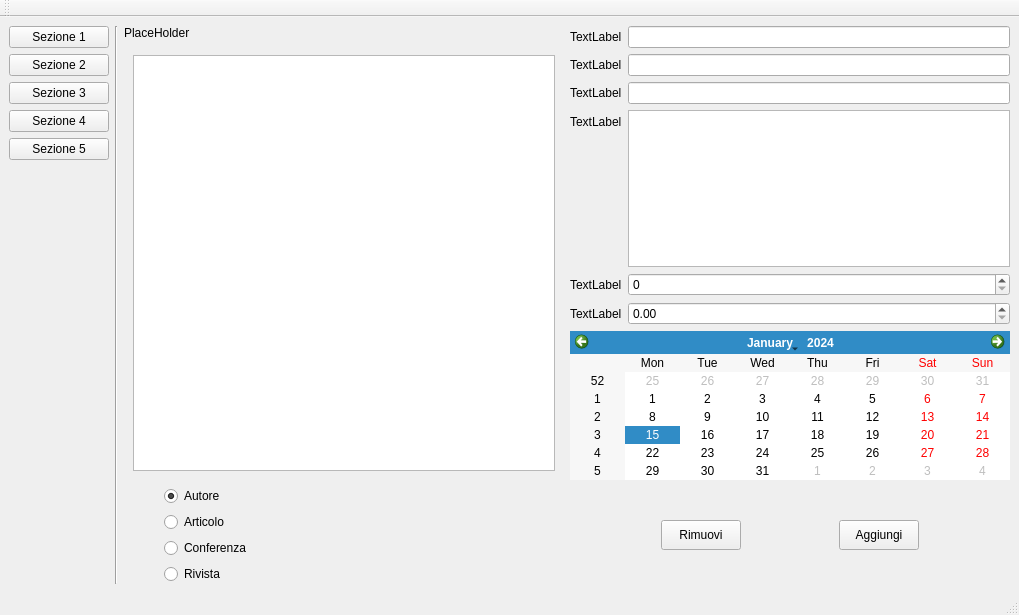
Old version of the form Progetto/mainwindow.ui in the repository simoven/ProgettoPO.
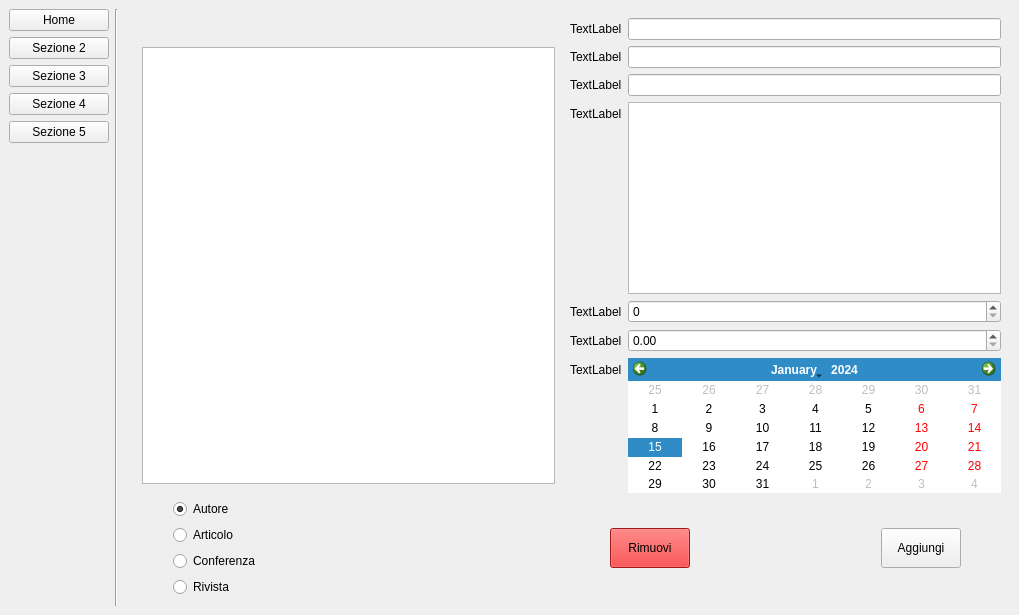
New version of the form.

```diff
--- a/Progetto/mainwindow.ui
+++ b/Progetto/mainwindow.ui
@@ -32,7 +32,7 @@
          </size>
         </property>
         <property name="text">
-         <string>Sezione 1</string>
+         <string>Home</string>
         </property>
        </widget>
       </item>
@@ -135,7 +135,163 @@
      </widget>
     </item>
     <item>
+     <widget class="QStackedWidget" name="mainStacked">
+      <property name="currentIndex">
+       <number>0</number>
+      </property>
+      <widget class="QWidget" name="pageMain">
+       <layout class="QHBoxLayout" name="horizontalLayout_4">
+        <item>
      <layout class="QGridLayout" name="gridLayout">
+          <item row="0" column="0">
+           <layout class="QVBoxLayout" name="verticalLayout_2">
+            <item>
+             <widget class="QLabel" name="labelStacked">
+              <property name="text">
+               <string/>
+              </property>
+             </widget>
+            </item>
+            <item>
+             <widget class="QStackedWidget" name="listStacked">
+              <property name="currentIndex">
+               <number>0</number>
+              </property>
+              <widget class="QWidget" name="pageAutore">
+               <layout class="QVBoxLayout" name="verticalLayout_3">
+                <item>
+                 <widget class="QListWidget" name="widgetAutore"/>
+                </item>
+               </layout>
+              </widget>
+              <widget class="QWidget" name="pageRivista">
+               <layout class="QVBoxLayout" name="verticalLayout_7">
+                <item>
+                 <widget class="QListWidget" name="widgetRivista"/>
+                </item>
+               </layout>
+              </widget>
+              <widget class="QWidget" name="pageConferenza">
+               <layout class="QVBoxLayout" name="verticalLayout_8">
+                <item>
+                 <widget class="QListWidget" name="widgetConferenza"/>
+                </item>
+               </layout>
+              </widget>
+              <widget class="QWidget" name="pageArticolo">
+               <layout class="QVBoxLayout" name="verticalLayout_6">
+                <item>
+                 <widget class="QListWidget" name="widgetArticolo"/>
+                </item>
+               </layout>
+              </widget>
+             </widget>
+            </item>
+           </layout>
+          </item>
+          <item row="0" column="1">
+           <layout class="QVBoxLayout" name="verticalForm">
+            <item>
+             <layout class="QFormLayout" name="formLayout">
+              <item row="0" column="0">
+               <widget class="QLabel" name="label1">
+                <property name="text">
+                 <string>TextLabel</string>
+                </property>
+               </widget>
+              </item>
+              <item row="0" column="1">
+               <widget class="QLineEdit" name="lineEdit1"/>
+              </item>
+              <item row="1" column="0">
+               <widget class="QLabel" name="label2">
+                <property name="text">
+                 <string>TextLabel</string>
+                </property>
+               </widget>
+              </item>
+              <item row="1" column="1">
+               <widget class="QLineEdit" name="lineEdit2"/>
+              </item>
+              <item row="2" column="0">
+               <widget class="QLabel" name="label3">
+                <property name="text">
+                 <string>TextLabel</string>
+                </property>
+               </widget>
+              </item>
+              <item row="2" column="1">
+               <widget class="QLineEdit" name="lineEdit3"/>
+              </item>
+              <item row="3" column="0">
+               <widget class="QLabel" name="label4">
+                <property name="text">
+                 <string>TextLabel</string>
+                </property>
+               </widget>
+              </item>
+              <item row="3" column="1">
+               <widget class="QPlainTextEdit" name="plainText"/>
+              </item>
+              <item row="4" column="0">
+               <widget class="QLabel" name="label5">
+                <property name="text">
+                 <string>TextLabel</string>
+                </property>
+               </widget>
+              </item>
+              <item row="4" column="1">
+               <widget class="QSpinBox" name="spinBox"/>
+              </item>
+              <item row="5" column="0">
+               <widget class="QLabel" name="label6">
+                <property name="text">
+                 <string>TextLabel</string>
+                </property>
+               </widget>
+              </item>
+              <item row="5" column="1">
+               <widget class="QDoubleSpinBox" name="doubleSpinBox"/>
+              </item>
+              <item row="6" column="1">
+               <widget class="QCalendarWidget" name="calendarWidget">
+                <property name="maximumSize">
+                 <size>
+                  <width>450</width>
+                  <height>400</height>
+                 </size>
+                </property>
+                <property name="gridVisible">
+                 <bool>false</bool>
+                </property>
+                <property name="selectionMode">
+                 <enum>QCalendarWidget::SingleSelection</enum>
+                </property>
+                <property name="horizontalHeaderFormat">
+                 <enum>QCalendarWidget::NoHorizontalHeader</enum>
+                </property>
+                <property name="verticalHeaderFormat">
+                 <enum>QCalendarWidget::NoVerticalHeader</enum>
+                </property>
+                <property name="navigationBarVisible">
+                 <bool>true</bool>
+                </property>
+                <property name="dateEditEnabled">
+                 <bool>false</bool>
+                </property>
+               </widget>
+              </item>
+              <item row="6" column="0">
+               <widget class="QLabel" name="label7">
+                <property name="text">
+                 <string>TextLabel</string>
+                </property>
+               </widget>
+              </item>
+             </layout>
+            </item>
+           </layout>
+          </item>
       <item row="2" column="0">
        <layout class="QHBoxLayout" name="horizontalLayout_3">
         <item>
@@ -211,6 +367,9 @@
           <property name="orientation">
            <enum>Qt::Horizontal</enum>
           </property>
+              <property name="sizeType">
+               <enum>QSizePolicy::Minimum</enum>
+              </property>
           <property name="sizeHint" stdset="0">
            <size>
             <width>40</width>
@@ -223,10 +382,16 @@
          <widget class="QPushButton" name="pushButton_2">
           <property name="minimumSize">
            <size>
-            <width>40</width>
-            <height>30</height>
-           </size>
-          </property>
+                <width>70</width>
+                <height>40</height>
+               </size>
+              </property>
+              <property name="styleSheet">
+               <string notr="true">background-color : rgb(224, 33, 33);
+
+
+</string>
+              </property>
           <property name="text">
            <string>Rimuovi</string>
           </property>
@@ -237,6 +402,9 @@
           <property name="orientation">
            <enum>Qt::Horizontal</enum>
           </property>
+              <property name="sizeType">
+               <enum>QSizePolicy::Expanding</enum>
+              </property>
           <property name="sizeHint" stdset="0">
            <size>
             <width>40</width>
@@ -249,8 +417,8 @@
          <widget class="QPushButton" name="pushButton">
           <property name="minimumSize">
            <size>
-            <width>40</width>
-            <height>30</height>
+                <width>70</width>
+                <height>40</height>
            </size>
           </property>
           <property name="text">
@@ -263,6 +431,9 @@
           <property name="orientation">
            <enum>Qt::Horizontal</enum>
           </property>
+              <property name="sizeType">
+               <enum>QSizePolicy::Minimum</enum>
+              </property>
           <property name="sizeHint" stdset="0">
            <size>
             <width>40</width>
@@ -273,121 +444,12 @@
         </item>
        </layout>
       </item>
-      <item row="0" column="1">
-       <layout class="QVBoxLayout" name="verticalLayout_5">
-        <item>
-         <layout class="QFormLayout" name="formLayout">
-          <item row="0" column="0">
-           <widget class="QLabel" name="label1">
-            <property name="text">
-             <string>TextLabel</string>
-            </property>
-           </widget>
-          </item>
-          <item row="0" column="1">
-           <widget class="QLineEdit" name="lineEdit1"/>
-          </item>
-          <item row="1" column="0">
-           <widget class="QLabel" name="label2">
-            <property name="text">
-             <string>TextLabel</string>
-            </property>
-           </widget>
-          </item>
-          <item row="1" column="1">
-           <widget class="QLineEdit" name="lineEdit2"/>
-          </item>
-          <item row="2" column="0">
-           <widget class="QLabel" name="label3">
-            <property name="text">
-             <string>TextLabel</string>
-            </property>
-           </widget>
-          </item>
-          <item row="2" column="1">
-           <widget class="QLineEdit" name="lineEdit3"/>
-          </item>
-          <item row="3" column="0">
-           <widget class="QLabel" name="label4">
-            <property name="text">
-             <string>TextLabel</string>
-            </property>
-           </widget>
-          </item>
-          <item row="3" column="1">
-           <widget class="QPlainTextEdit" name="plainText"/>
-          </item>
-          <item row="4" column="1">
-           <widget class="QSpinBox" name="spinBox"/>
-          </item>
-          <item row="4" column="0">
-           <widget class="QLabel" name="label_2">
-            <property name="text">
-             <string>TextLabel</string>
-            </property>
-           </widget>
-          </item>
-          <item row="5" column="1">
-           <widget class="QDoubleSpinBox" name="doubleSpinBox"/>
-          </item>
-          <item row="5" column="0">
-           <widget class="QLabel" name="label_3">
-            <property name="text">
-             <string>TextLabel</string>
-            </property>
-           </widget>
-          </item>
          </layout>
         </item>
-        <item>
-         <widget class="QCalendarWidget" name="calendarWidget"/>
-        </item>
        </layout>
-      </item>
-      <item row="0" column="0">
-       <layout class="QVBoxLayout" name="verticalLayout_2">
-        <item>
-         <widget class="QLabel" name="labelStacked">
-          <property name="text">
-           <string>PlaceHolder</string>
-          </property>
-         </widget>
-        </item>
-        <item>
-         <widget class="QStackedWidget" name="stackedWidget">
-          <widget class="QWidget" name="pageAutore">
-           <layout class="QVBoxLayout" name="verticalLayout_3">
-            <item>
-             <widget class="QListWidget" name="widgetAutore"/>
-            </item>
-           </layout>
-          </widget>
-          <widget class="QWidget" name="pageRivista">
-           <layout class="QVBoxLayout" name="verticalLayout_7">
-            <item>
-             <widget class="QListWidget" name="widgetRivista"/>
-            </item>
-           </layout>
-          </widget>
-          <widget class="QWidget" name="pageConferenza">
-           <layout class="QVBoxLayout" name="verticalLayout_8">
-            <item>
-             <widget class="QListWidget" name="widgetConferenza"/>
-            </item>
-           </layout>
-          </widget>
-          <widget class="QWidget" name="pageArticolo">
-           <layout class="QVBoxLayout" name="verticalLayout_6">
-            <item>
-             <widget class="QListWidget" name="widgetArticolo"/>
-            </item>
-           </layout>
-          </widget>
-         </widget>
-        </item>
-       </layout>
-      </item>
-     </layout>
+      </widget>
+      <widget class="QWidget" name="page2"/>
+     </widget>
     </item>
    </layout>
   </widget>
@@ -401,18 +463,6 @@
     </rect>
    </property>
   </widget>
-  <widget class="QStatusBar" name="statusbar"/>
-  <widget class="QToolBar" name="toolBar">
-   <property name="windowTitle">
-    <string>toolBar</string>
-   </property>
-   <attribute name="toolBarArea">
-    <enum>TopToolBarArea</enum>
-   </attribute>
-   <attribute name="toolBarBreak">
-    <bool>false</bool>
-   </attribute>
-  </widget>
  </widget>
  <resources/>
  <connections/>
```
Left out of the diff: 4 changed lines with no effect on the pictures. Lines whose indentation alone changed are shown as unchanged.
